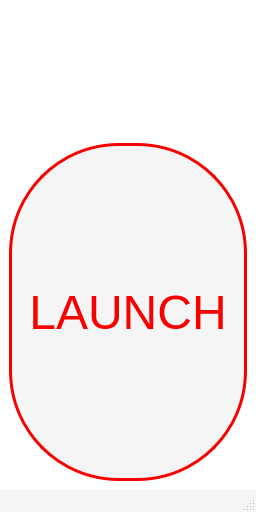
Before: the Qt Designer form OnDemand/Resources/UI/OnDemandMainWindow.ui in pieper/SlicerOnDemand, drawn with Qt 5.
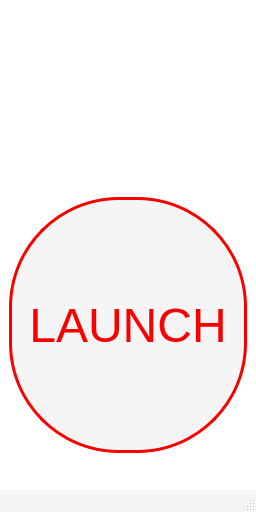
After: the same form once the commit is applied. Icons and pictures are not drawn.

Commit message: ENH: Set fixed size for the launch button

Diff of the .ui file:
```diff
--- a/OnDemand/Resources/UI/OnDemandMainWindow.ui
+++ b/OnDemand/Resources/UI/OnDemandMainWindow.ui
@@ -129,6 +129,12 @@
         <height>64</height>
        </size>
       </property>
+      <property name="maximumSize">
+       <size>
+        <width>256</width>
+        <height>256</height>
+       </size>
+      </property>
       <property name="font">
        <font>
         <pointsize>36</pointsize>
```
